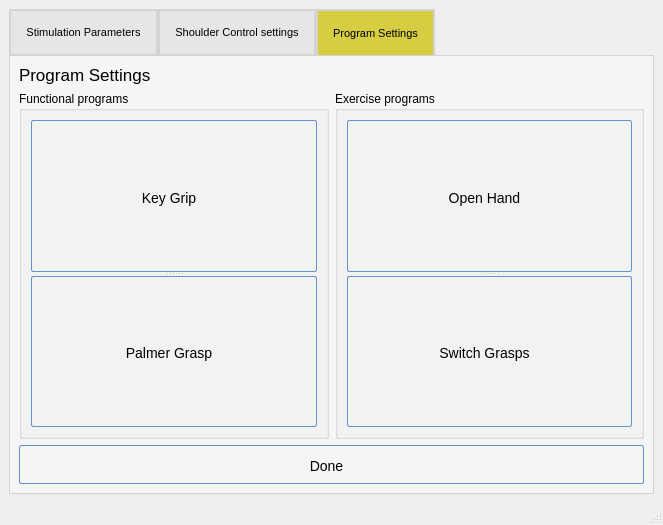
First picture: the form in POML060_v1/stageprogram.ui, repository viniltc/POML060, before the edit.
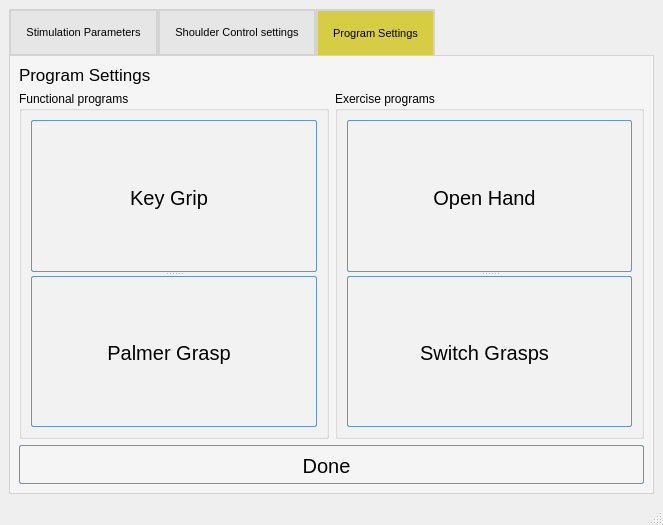
Second picture: the form after the edit. The open tabs and pages were chosen to show the change. Icons and pictures are not drawn. Custom widgets are drawn as their Qt base class.

```diff
--- a/POML060_v1/stageprogram.ui
+++ b/POML060_v1/stageprogram.ui
@@ -44,7 +44,7 @@
 }</string>
       </property>
       <property name="currentIndex">
-       <number>2</number>
+       <number>0</number>
       </property>
       <widget class="QWidget" name="tab">
        <attribute name="title">
@@ -1361,18 +1361,6 @@
         <string>Program Settings</string>
        </attribute>
        <layout class="QGridLayout" name="gridLayout_3">
-        <item row="0" column="0">
-         <widget class="QLabel" name="label_3">
-          <property name="font">
-           <font>
-            <pointsize>13</pointsize>
-           </font>
-          </property>
-          <property name="text">
-           <string>Program Settings</string>
-          </property>
-         </widget>
-        </item>
         <item row="1" column="0">
          <widget class="QGroupBox" name="groupBox">
           <property name="title">
@@ -1385,6 +1373,15 @@
               <enum>Qt::Vertical</enum>
              </property>
              <widget class="QPushButton" name="pushButton_programKeyGrip">
+              <property name="font">
+               <font>
+                <family>Arial</family>
+                <pointsize>-1</pointsize>
+                <weight>50</weight>
+                <italic>false</italic>
+                <bold>false</bold>
+               </font>
+              </property>
               <property name="styleSheet">
                <string notr="true">QPushButton:hover{
         background: qlineargradient(x1 : 0, y1 : 0, x2 : 0, y2 :   1, stop :   0.0 #ffd9aa,
@@ -1399,7 +1396,7 @@
                 stop :   0.5 #c7dfff, stop :   0.55 #afd2ff, stop :   1.0 #c0dbff);
         color: #0000;
         font:  large &quot;Arial&quot;;
-		font-size: 14px;
+		font-size: 20px;
         height: 30px;
 }
 
@@ -1446,7 +1443,7 @@
                 stop :   0.5 #c7dfff, stop :   0.55 #afd2ff, stop :   1.0 #c0dbff);
         color: #0000;
         font:  large &quot;Arial&quot;;
-		font-size: 14px;
+		font-size: 20px;
         height: 30px;
 }
 
@@ -1483,6 +1480,67 @@
           </layout>
          </widget>
         </item>
+        <item row="0" column="0">
+         <widget class="QLabel" name="label_3">
+          <property name="font">
+           <font>
+            <pointsize>13</pointsize>
+           </font>
+          </property>
+          <property name="text">
+           <string>Program Settings</string>
+          </property>
+         </widget>
+        </item>
+        <item row="2" column="0" colspan="2">
+         <widget class="QPushButton" name="pushButton_5">
+          <property name="styleSheet">
+           <string notr="true">QPushButton:hover{
+        background: qlineargradient(x1 : 0, y1 : 0, x2 : 0, y2 :   1, stop :   0.0 #ffd9aa,
+                stop :   0.5 #ffbb6e, stop :   0.55 #feae42, stop :   1.0 #fedb74);
+}
+
+QPushButton {
+        border: 1px solid #6593cf;
+        border-radius: 2px;
+        padding: 5px 15px 2px 5px;
+        background: qlineargradient(x1 : 0, y1 : 0, x2 : 0, y2 :   1, stop :   0.0 #f5f9ff,
+                stop :   0.5 #c7dfff, stop :   0.55 #afd2ff, stop :   1.0 #c0dbff);
+        color: #0000;
+        font:  large &quot;Arial&quot;;
+		font-size: 20px;
+        height: 30px;
+}
+
+
+
+
+QPushButton:pressed {
+        background: qlineargradient(x1 : 0, y1 : 0, x2 : 0, y2 :   1, stop :   0.0 #c0dbff,
+        stop :   0.5 #cfd26f, stop :   0.55 #c7df6f, stop :   1.0 #f5f9ff);
+        padding-top: 2px;
+        padding-left: 3px;
+
+}
+QPushButton:on {
+        background: qlineargradient(x1 : 0, y1 : 0, x2 : 0, y2 :   1, stop :   0.0 #5AA72D,
+        stop :   0.5 #B3E296, stop :   0.55 #B3E296, stop :   1.0 #f5f9ff);
+        padding-top: 2px;
+        padding-left: 3px;
+}
+
+QPushButton:disabled {
+        background: transparent #e5e9ee;
+        padding-top: 2px;        
+        padding-left: 3px;
+        color: black;
+}</string>
+          </property>
+          <property name="text">
+           <string>Done</string>
+          </property>
+         </widget>
+        </item>
         <item row="1" column="1">
          <widget class="QGroupBox" name="groupBox_2">
           <property name="title">
@@ -1509,7 +1567,7 @@
                 stop :   0.5 #c7dfff, stop :   0.55 #afd2ff, stop :   1.0 #c0dbff);
         color: #0000;
         font:  large &quot;Arial&quot;;
-		font-size: 14px;
+		font-size: 20px;
         height: 30px;
 }
 
@@ -1556,7 +1614,7 @@
                 stop :   0.5 #c7dfff, stop :   0.55 #afd2ff, stop :   1.0 #c0dbff);
         color: #0000;
         font:  large &quot;Arial&quot;;
-		font-size: 14px;
+		font-size: 20px;
         height: 30px;
 }
 
@@ -1593,55 +1651,6 @@
           </layout>
          </widget>
         </item>
-        <item row="2" column="0" colspan="2">
-         <widget class="QPushButton" name="pushButton_5">
-          <property name="styleSheet">
-           <string notr="true">QPushButton:hover{
-        background: qlineargradient(x1 : 0, y1 : 0, x2 : 0, y2 :   1, stop :   0.0 #ffd9aa,
-                stop :   0.5 #ffbb6e, stop :   0.55 #feae42, stop :   1.0 #fedb74);
-}
-
-QPushButton {
-        border: 1px solid #6593cf;
-        border-radius: 2px;
-        padding: 5px 15px 2px 5px;
-        background: qlineargradient(x1 : 0, y1 : 0, x2 : 0, y2 :   1, stop :   0.0 #f5f9ff,
-                stop :   0.5 #c7dfff, stop :   0.55 #afd2ff, stop :   1.0 #c0dbff);
-        color: #0000;
-        font:  large &quot;Arial&quot;;
-		font-size: 14px;
-        height: 30px;
-}
-
-
-
-
-QPushButton:pressed {
-        background: qlineargradient(x1 : 0, y1 : 0, x2 : 0, y2 :   1, stop :   0.0 #c0dbff,
-        stop :   0.5 #cfd26f, stop :   0.55 #c7df6f, stop :   1.0 #f5f9ff);
-        padding-top: 2px;
-        padding-left: 3px;
-
-}
-QPushButton:on {
-        background: qlineargradient(x1 : 0, y1 : 0, x2 : 0, y2 :   1, stop :   0.0 #5AA72D,
-        stop :   0.5 #B3E296, stop :   0.55 #B3E296, stop :   1.0 #f5f9ff);
-        padding-top: 2px;
-        padding-left: 3px;
-}
-
-QPushButton:disabled {
-        background: transparent #e5e9ee;
-        padding-top: 2px;        
-        padding-left: 3px;
-        color: black;
-}</string>
-          </property>
-          <property name="text">
-           <string>Done</string>
-          </property>
-         </widget>
-        </item>
        </layout>
       </widget>
      </widget>
```
